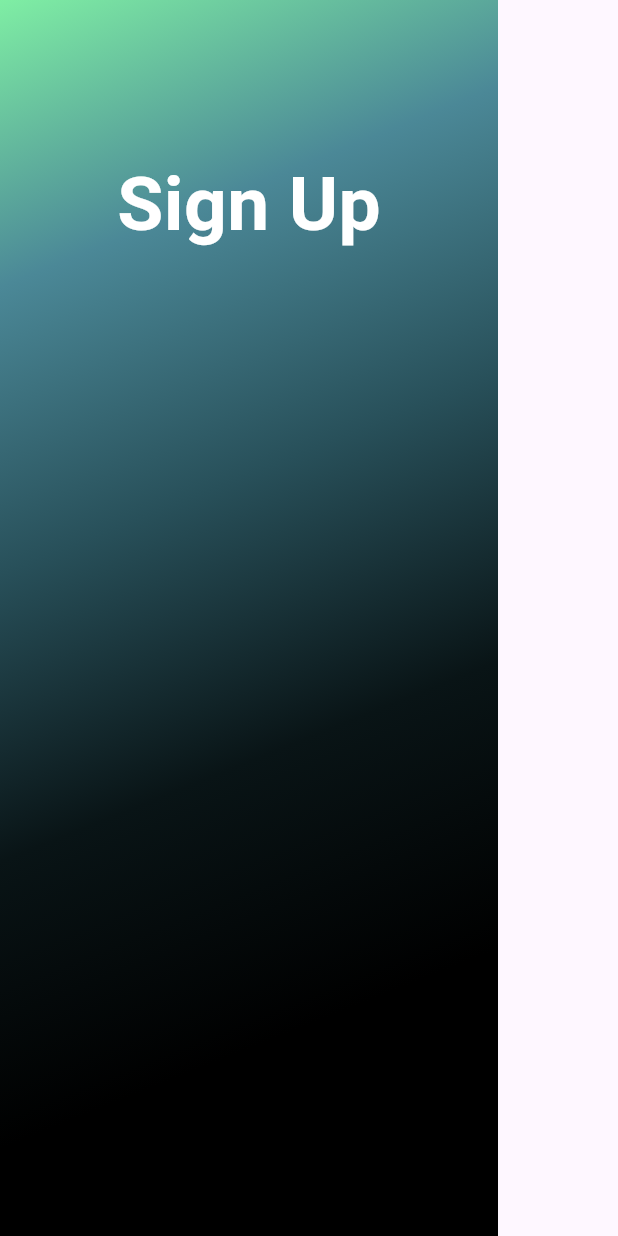
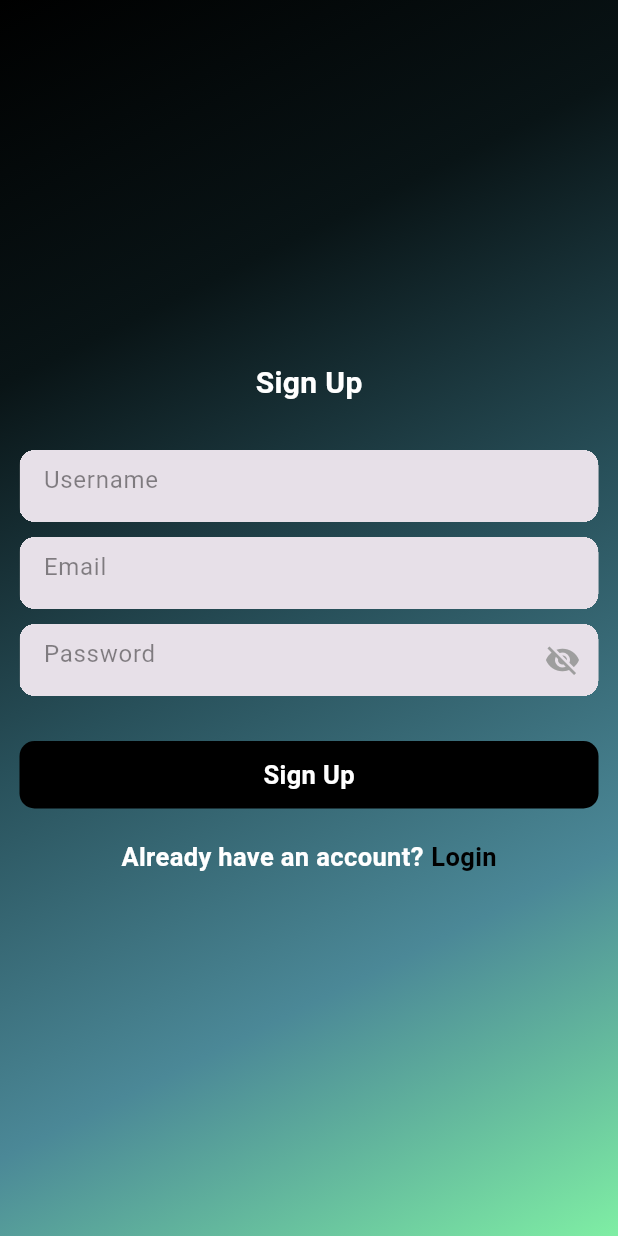
Before and after one commit to cpit252-fall-24-IT2/project-fitness-app, a Flutter app: the SignupPage screen opened directly, on a phone screen of 412 x 824 dp. Run offline on Flutter 3.47's test engine with Material 3 defaults, Android fonts, the light colour scheme and no system bars.

Commit message:
completed sign up page

```diff
--- a/lib/Screens/SignupPage.dart
+++ b/lib/Screens/SignupPage.dart
@@ -1,43 +1,140 @@
+// ignore_for_file: prefer_const_constructors, prefer_const_literals_to_create_immutables
+
+import 'package:fitness_app/Screens/hamePage.dart';
+import 'package:fitness_app/Screens/loginPage.dart';
+import 'package:fitness_app/form_container_widget.dart';
 import 'package:flutter/material.dart';
 
-class SignupPage extends StatelessWidget {
+class SignupPage extends StatefulWidget {
   const SignupPage({super.key});
+
+  @override
+  State<SignupPage> createState() => _SignUpPageState();
+}
+
+class _SignUpPageState extends State<SignupPage> {
+  TextEditingController _usernameController = TextEditingController();
+  TextEditingController _emailController = TextEditingController();
+  TextEditingController _passwordController = TextEditingController();
 
   @override
   Widget build(BuildContext context) {
     return Scaffold(
       body: Container(
-        decoration: const BoxDecoration(
+        decoration: BoxDecoration(
           gradient: LinearGradient(
-            colors: [
-              Color.fromARGB(255, 127, 238, 164),
+            colors: const [
+              Color.fromARGB(255, 0, 0, 0),
+              Color.fromARGB(255, 9, 20, 22),
+              Color.fromARGB(255, 40, 80, 90),
               Color.fromARGB(255, 75, 136, 151), // Light blue
-              Color.fromARGB(255, 40, 80, 90),
-              Color.fromARGB(255, 9, 20, 22),
-              Color.fromARGB(255, 0, 0, 0),
-              Color.fromARGB(255, 0, 0, 0),
+              Color.fromARGB(255, 127, 238, 164) // Light greenish-blue
             ],
+            begin: Alignment.topLeft,
             end: Alignment.bottomRight,
-            begin: Alignment.topLeft,
           ),
         ),
-        child: const Padding(
-            padding: EdgeInsets.symmetric(horizontal: 78.1),
+        child: Padding(
+          padding: const EdgeInsets.symmetric(horizontal: 13),
           child: Column(
+            mainAxisAlignment: MainAxisAlignment.center,
             children: [
-                SizedBox(
-                  height: 100,
-                ),
               Text(
                 "Sign Up",
                 style: TextStyle(
-                    color: Colors.white,
                     fontWeight: FontWeight.bold,
-                    fontSize: 50,
+                    fontSize: 20,
+                    color: Colors.white),
               ),
-                )
+              SizedBox(
+                height: 30,
+              ),
+              FormContainerWidget(
+                controller: _usernameController,
+                hintText: "Username",
+                isPasswordField: false,
+              ),
+              SizedBox(
+                height: 10,
+              ),
+              FormContainerWidget(
+                controller: _emailController,
+                hintText: "Email",
+                isPasswordField: false,
+              ),
+              SizedBox(
+                height: 10,
+              ),
+              FormContainerWidget(
+                controller: _passwordController,
+                hintText: "Password",
+                isPasswordField: true,
+              ),
+              SizedBox(
+                height: 30,
+              ),
+              GestureDetector(
+                onTap: () {
+                  Navigator.pushAndRemoveUntil(
+                    context,
+                    MaterialPageRoute(builder: (context) => Hamepage()),
+                    (route) => false,
+                  );
+                },
+                child: Container(
+                  width: double.infinity,
+                  height: 45,
+                  decoration: BoxDecoration(
+                    color: const Color.fromARGB(255, 0, 0, 0),
+                    borderRadius: BorderRadius.circular(10),
+                  ),
+                  child: Center(
+                    child: Text(
+                      "Sign Up",
+                      style: TextStyle(
+                          color: const Color.fromARGB(255, 255, 255, 255),
+                          fontWeight: FontWeight.bold,
+                          fontSize: 17),
+                    ),
+                  ),
+                ),
+              ),
+              SizedBox(
+                height: 20,
+              ),
+              Row(
+                mainAxisAlignment: MainAxisAlignment.center,
+                children: [
+                  Text(
+                    "Already have an account?",
+                    style: TextStyle(
+                        fontSize: 17,
+                        fontWeight: FontWeight.bold,
+                        color: Colors.white),
+                  ),
+                  SizedBox(
+                    width: 5,
+                  ),
+                  GestureDetector(
+                    onTap: () {
+                      Navigator.pushAndRemoveUntil(
+                          context,
+                          MaterialPageRoute(builder: (context) => Loginpage()),
+                          (route) => false);
+                    },
+                    child: Text(
+                      "Login",
+                      style: TextStyle(
+                          color: const Color.fromARGB(255, 0, 0, 0),
+                          fontWeight: FontWeight.bold,
+                          fontSize: 17),
+                    ),
+                  ),
                 ],
-            )),
+              ),
+            ],
+          ),
+        ),
       ),
     );
   }
```
Also changed, not shown: lib/Screens/loginPage.dart (+34 -1 lines). Lines whose indentation alone changed are shown as unchanged.
